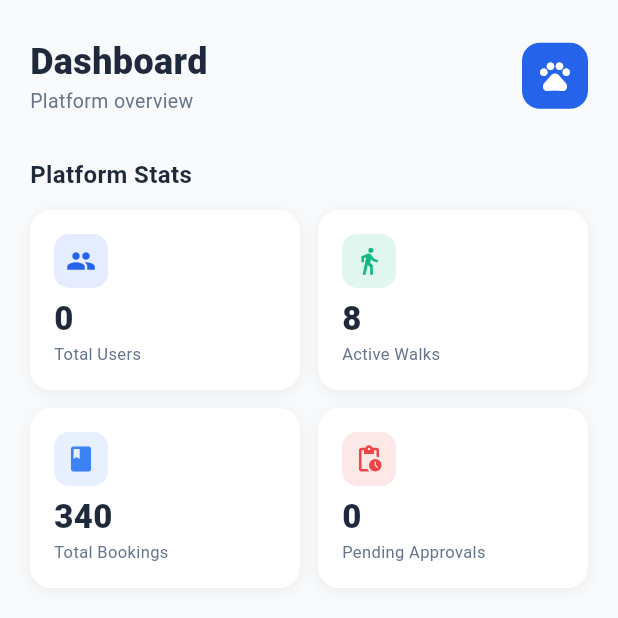
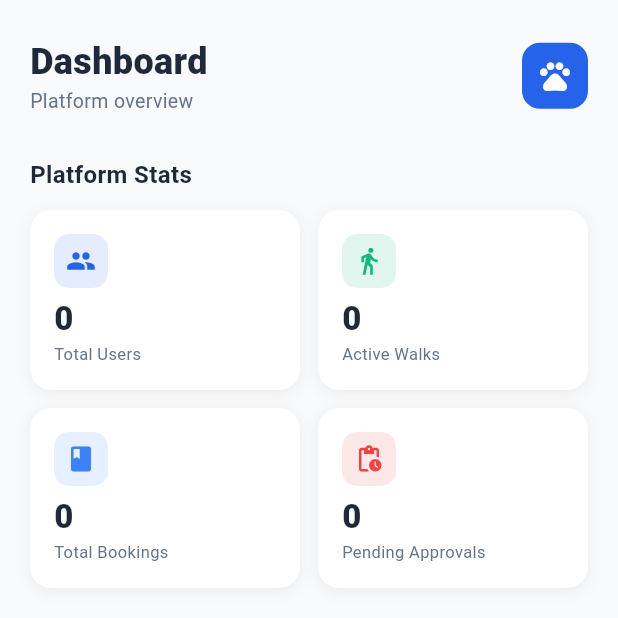
Before and after one commit to shayneuzan/Application-Development2-Project, a Flutter app: the AdminDashboardScreen screen opened directly, on a phone screen of 412 x 824 dp, the top half of it. Run offline on Flutter 3.47's test engine with Material 3 defaults, Android fonts, the phone set to English and light mode, and no system bars; our stand-ins replace cloud_firestore, firebase_auth, firebase_core, geocoding, geolocator, google_maps_flutter and 3 more; accounts and stored records are empty.

Commit message:
Connect admin home stats to real Firestore data
  - Added _getTotalBookings() and _getActiveWalks() methods that query the requests collection
  - Replaced the hardcoded '8' and '340' values with FutureBuilder<int> widgets, same pattern already used for Total Users and Pending Approvals
  - All four stat cards on the admin home screen now show live data

```diff
--- a/lib/screens/admin/admin_home_tab_screen.dart
+++ b/lib/screens/admin/admin_home_tab_screen.dart
@@ -23,6 +23,23 @@ class AdminHomeTab extends StatelessWidget {
     final snap = await FirebaseFirestore.instance
         .collection('users')
         .where('status', isEqualTo: 'pending')
+        .get();
+    return snap.docs.length;
+  }
+
+  // Count all documents in requests collection
+  Future<int> _getTotalBookings() async {
+    final snap = await FirebaseFirestore.instance
+        .collection('requests')
+        .get();
+    return snap.docs.length;
+  }
+
+  // Count documents in requests where status == 'active'
+  Future<int> _getActiveWalks() async {
+    final snap = await FirebaseFirestore.instance
+        .collection('requests')
+        .where('status', isEqualTo: 'active')
         .get();
     return snap.docs.length;
   }
@@ -104,22 +121,34 @@ class AdminHomeTab extends StatelessWidget {
                   ),
                 ),
 
-                // Active Walks — dummy until walks collection is built
+                // Active Walks — real Firestore count
                 _buildCard(
                   context: context,
                   label: 'Active Walks',
                   icon: Icons.directions_walk,
                   color: Color(0xFF10B981),
-                  valueWidget: Text('8', style: TextStyle(fontSize: 22, fontWeight: FontWeight.w900, color: textPrimary)),
+                  valueWidget: FutureBuilder<int>(
+                    future: _getActiveWalks(),
+                    builder: (context, snapshot) => Text(
+                      snapshot.hasData ? '${snapshot.data}' : '...',
+                      style: TextStyle(fontSize: 22, fontWeight: FontWeight.w900, color: textPrimary),
+                    ),
+                  ),
                 ),
 
-                // Total Bookings — dummy until bookings collection is built
+                // Total Bookings — real Firestore count
                 _buildCard(
                   context: context,
                   label: 'Total Bookings',
                   icon: Icons.book,
                   color: Color(0xFF3B82F6),
-                  valueWidget: Text('340', style: TextStyle(fontSize: 22, fontWeight: FontWeight.w900, color: textPrimary)),
+                  valueWidget: FutureBuilder<int>(
+                    future: _getTotalBookings(),
+                    builder: (context, snapshot) => Text(
+                      snapshot.hasData ? '${snapshot.data}' : '...',
+                      style: TextStyle(fontSize: 22, fontWeight: FontWeight.w900, color: textPrimary),
+                    ),
+                  ),
                 ),
 
                 // Pending Approvals — real Firestore count
```
